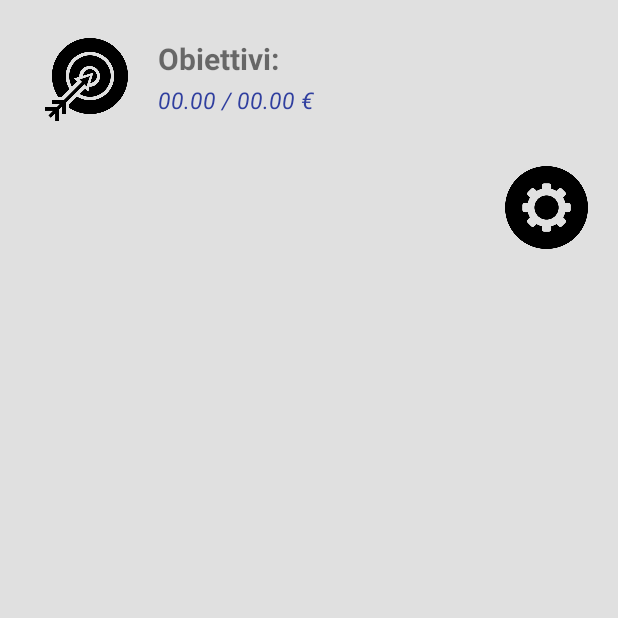
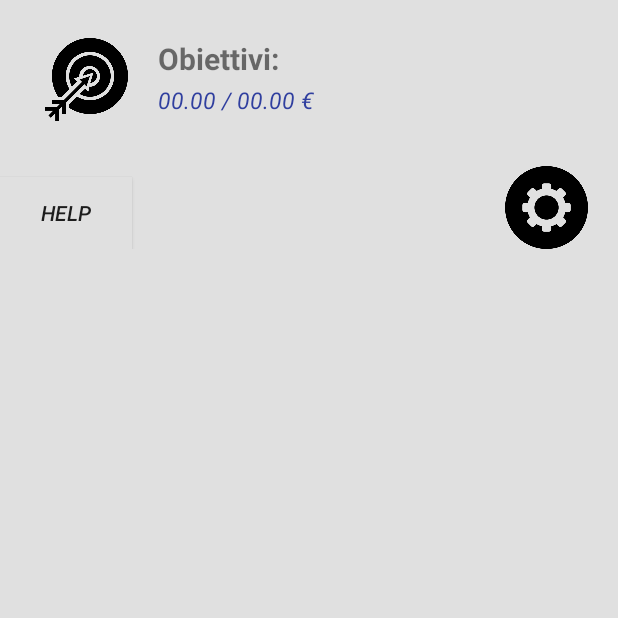
Before and after one commit to DamienCg/Bilanciami, an Android app: the screen it shows after launch (MainActivity), on a phone screen of 412 x 824 dp, the part 618-1236 px from its top. Run offline under Robolectric (Android 15) with nearby library versions, the phone set to English and light mode, and no system bars.

Commit message:
fix bug new activity

```diff
--- a/app/src/main/AndroidManifest.xml
+++ b/app/src/main/AndroidManifest.xml
@@ -16,6 +16,7 @@
                 <category android:name="android.intent.category.LAUNCHER" />
             </intent-filter>
         </activity>
+        <activity android:name=".help"></activity>
     </application>
 
 </manifest>
--- a/app/src/main/java/com/damiencgprotonmail/bilanciami/MainActivity.java
+++ b/app/src/main/java/com/damiencgprotonmail/bilanciami/MainActivity.java
@@ -1,13 +1,30 @@
 package com.damiencgprotonmail.bilanciami;
 
+import android.content.Intent;
 import android.support.v7.app.AppCompatActivity;
 import android.os.Bundle;
+import android.view.View;
+import android.widget.Button;
 
 public class MainActivity extends AppCompatActivity {
+    private Button button;
 
     @Override
     protected void onCreate(Bundle savedInstanceState) {
         super.onCreate(savedInstanceState);
         setContentView(R.layout.activity_main);
+        button = (Button) findViewById(R.id.Buttonhelp);
+        button.setOnClickListener(new View.OnClickListener() {
+            @Override
+            public void onClick(View view) {
+                openhelplayout();
+            }
+        });
+    }
+
+    /** Called when the user taps the buttonhelp button */
+    public void openhelplayout() {
+        Intent intent = new Intent(this, help.class);
+        startActivity(intent);
     }
 }
--- a/app/src/main/res/layout/activity_main.xml
+++ b/app/src/main/res/layout/activity_main.xml
@@ -243,13 +243,22 @@
             android:layout_height="wrap_content"
             android:orientation="horizontal">
 
+            <Button
+                android:id="@+id/Buttonhelp"
+                android:layout_width="wrap_content"
+                android:layout_height="wrap_content"
+                android:textStyle="italic"
+                android:background="@color/Grey"
+                android:layout_gravity="bottom"
+                android:text="Help" />
+
             <Space
                 android:layout_width="wrap_content"
                 android:layout_height="wrap_content"
                 android:layout_weight="1" />
 
             <Button
-                android:id="@+id/imageViewTarget"
+                android:id="@+id/buttonsetting"
                 android:layout_width="55dp"
                 android:layout_height="55dp"
                 android:layout_marginTop="30dp"
```
Also changed, not shown: app/src/main/java/com/damiencgprotonmail/bilanciami/help.java (added, +15 -0 lines), app/src/main/res/layout/help_layout.xml (added, +22 -0 lines).
